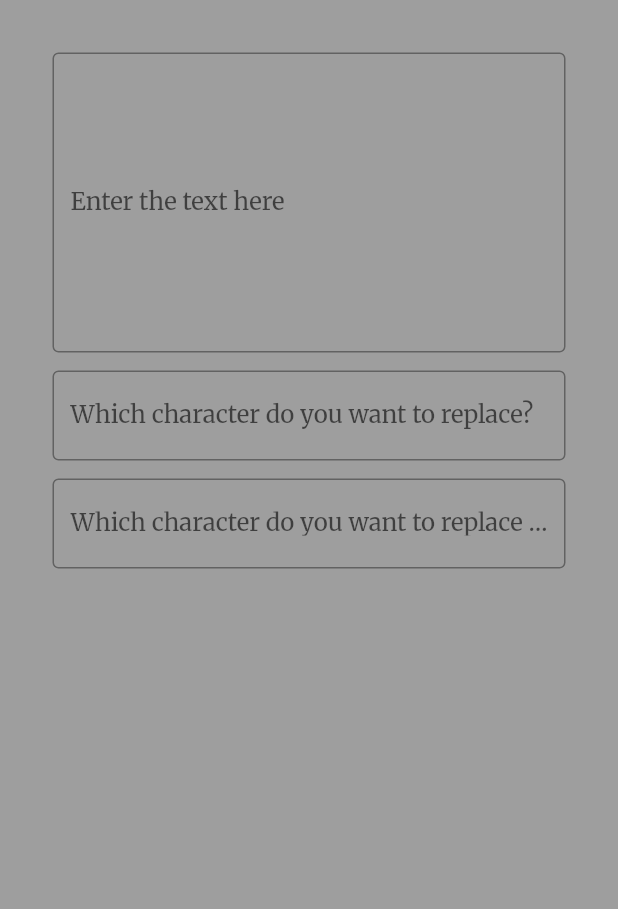
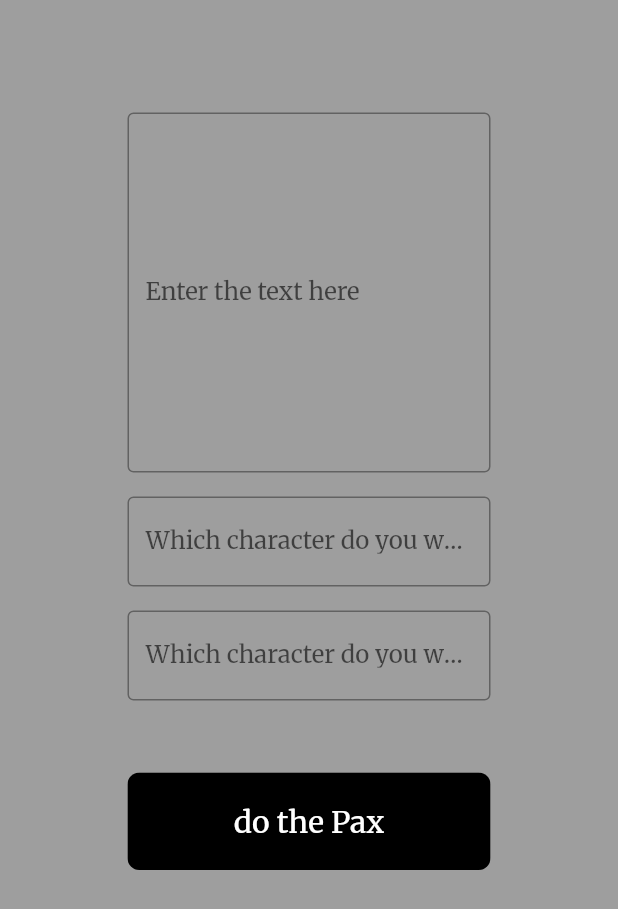
Before and after one commit to radG1t/PaX, a Flutter app: the screen it shows after launch, on a phone screen of 412 x 824 dp. Shown: the top 909 px of the screen. Run offline on Flutter 3.47's test engine with Material 2 defaults, Android fonts, the phone set to English and light mode, and no system bars; our stand-ins replace google_fonts.

Commit message:
some changes on ui

```diff
--- a/lib/main.dart
+++ b/lib/main.dart
@@ -93,7 +93,7 @@ class _MyHomePageState extends State<MyHomePage> {
       child: Scaffold(
         backgroundColor: Colors.grey,
         body: Padding(
-          padding: const EdgeInsets.fromLTRB(35, 35, 35, 16),
+          padding: const EdgeInsets.fromLTRB(85, 75, 85, 16),
           child: Column(
             crossAxisAlignment: CrossAxisAlignment.stretch,
             children: [
@@ -103,10 +103,10 @@ class _MyHomePageState extends State<MyHomePage> {
                   labelText: 'Enter the text here',
                   border: OutlineInputBorder(),
                 ),
-                maxLines: 8,
+                maxLines: 10,
               ),
               const SizedBox(
-                height: 12,
+                height: 16,
               ),
               TextField(
                 controller: searchController,
@@ -116,7 +116,7 @@ class _MyHomePageState extends State<MyHomePage> {
                 ),
               ),
               const SizedBox(
-                height: 12,
+                height: 16,
               ),
               TextField(
                 controller: replaceController,
@@ -126,18 +126,17 @@ class _MyHomePageState extends State<MyHomePage> {
                   border: OutlineInputBorder(),
                 ),
               ),
-              const SizedBox(
-                height: 48,
-              ),
+              const SizedBox(height: 48),
+              // const SizedBox(height: 0.4 * double.infinity),
               //pax btn
-              Padding(
-                padding: const EdgeInsets.fromLTRB(180, 0, 180, 0),
-                child: ClipRRect(
+              ClipRRect(
                 borderRadius: BorderRadius.circular(8),
                 child: ElevatedButton(
                   style: ElevatedButton.styleFrom(
+                    maximumSize: const Size(140, 65),
+                    fixedSize: const Size(50, 65),
+                    minimumSize: const Size(50, 65),
                     backgroundColor: Colors.black,
-                      minimumSize: const Size(double.infinity, 65),
                   ),
                   onPressed: _isReplacing ? null : _replaceText,
                   child: _isReplacing
@@ -154,7 +153,6 @@ class _MyHomePageState extends State<MyHomePage> {
                         ),
                 ),
               ),
-              ),
             ],
           ),
         ),
@@ -162,5 +160,5 @@ class _MyHomePageState extends State<MyHomePage> {
     );
   }
 }
-// rang ro trancparency kon bere kolan . yani kadr haro sefid kon ama kam rang kon
-//just for test
+// responsive / copy final text / show keys / clear all
+// file jadid ezafe beshe, braye btn,ui,etc ..
```
Lines whose indentation alone changed are shown as unchanged.
